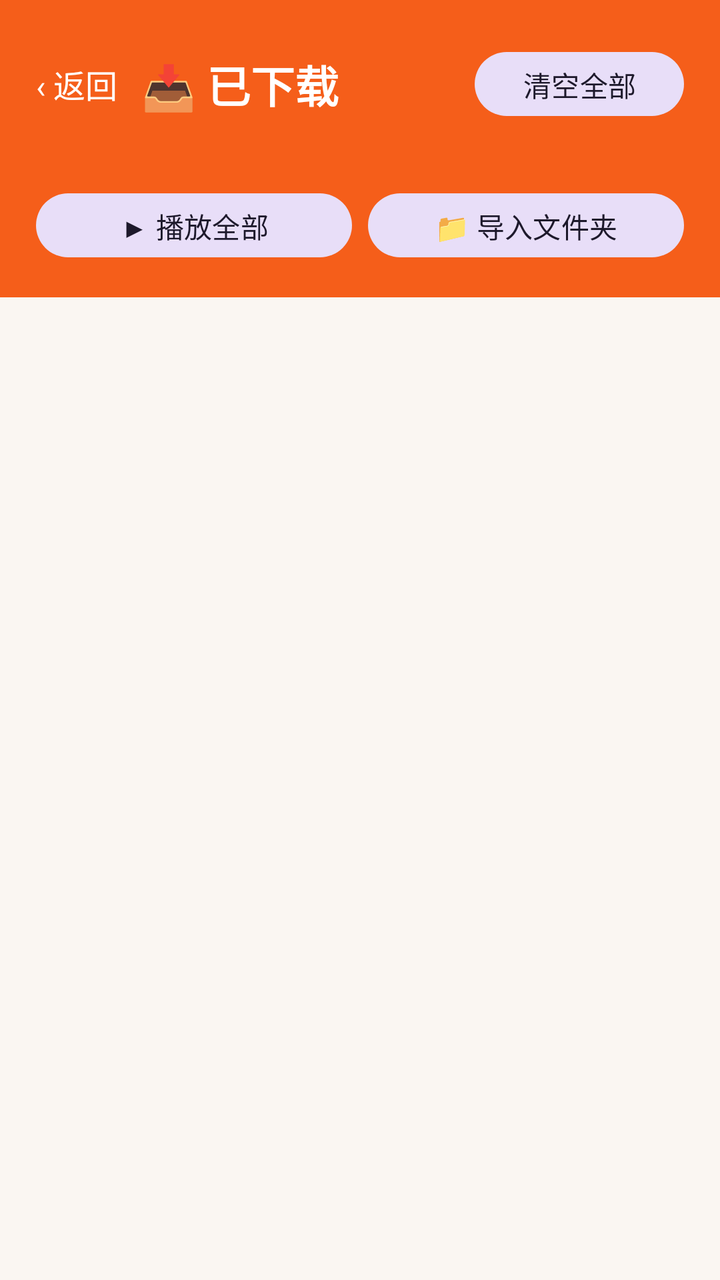
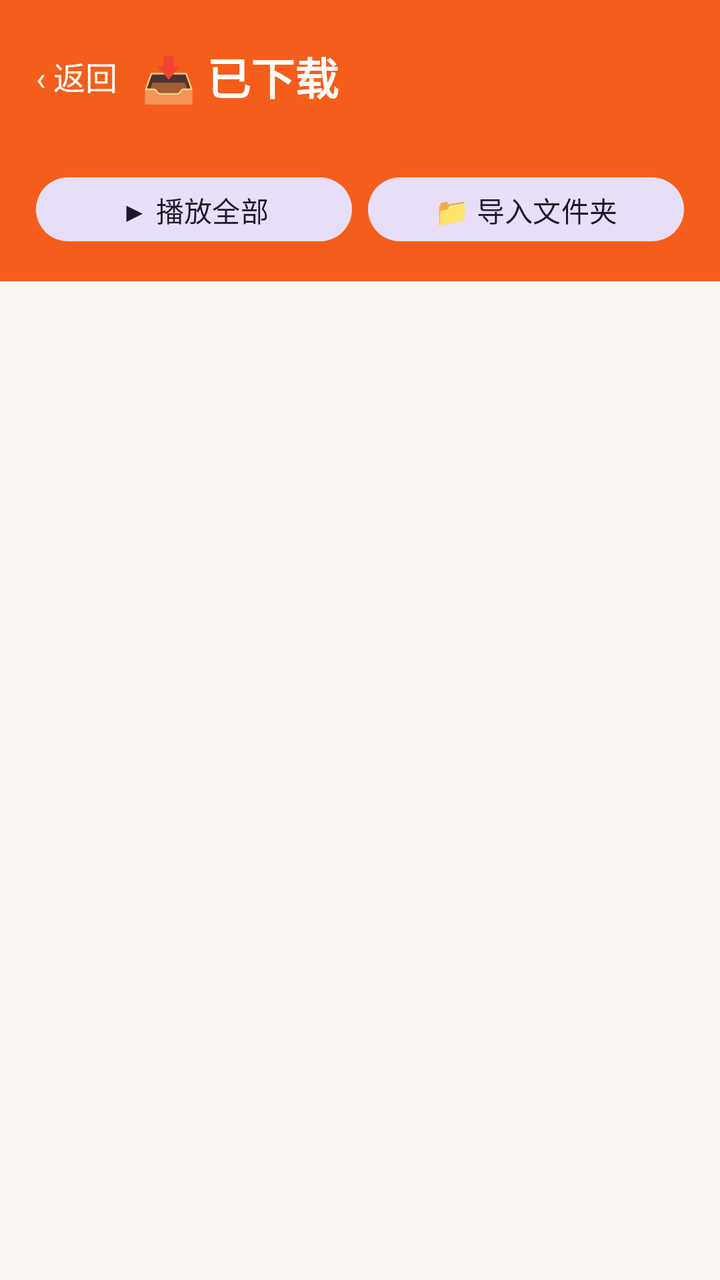

Two renders of the same Android screen: before a commit and after it. Below are the layout's source before the change and the commit's diff.
<!-- AndroidManifest.xml: application theme AppTheme -->
<!-- res/layout/activity_downloaded.xml -->
<?xml version="1.0" encoding="utf-8"?>
<LinearLayout xmlns:android="http://schemas.android.com/apk/res/android"
    xmlns:app="http://schemas.android.com/apk/res-auto"
    android:layout_width="match_parent"
    android:layout_height="match_parent"
    android:orientation="vertical">

    
    <LinearLayout
        android:layout_width="match_parent"
        android:layout_height="wrap_content"
        android:orientation="vertical"
        android:background="@color/primary"
        android:paddingStart="18dp"
        android:paddingEnd="18dp"
        android:paddingTop="22dp"
        android:paddingBottom="16dp">
        <LinearLayout
            android:layout_width="match_parent"
            android:layout_height="wrap_content"
            android:orientation="horizontal"
            android:gravity="center_vertical">
            <TextView
                android:id="@+id/backBtn"
                android:layout_width="wrap_content"
                android:layout_height="wrap_content"
                android:text="‹ 返回"
                android:textSize="16sp"
                android:textColor="@color/on_primary"
                android:paddingEnd="12dp"/>
            <TextView
                android:layout_width="0dp"
                android:layout_height="wrap_content"
                android:layout_weight="1"
                android:text="📥 已下载"
                android:textSize="22sp"
                android:textStyle="bold"
                android:textColor="@color/on_primary"/>
            <com.google.android.material.button.MaterialButton
                android:id="@+id/clearAllBtn"
                style="@style/Widget.Material3.Button.TonalButton"
                android:layout_width="wrap_content"
                android:layout_height="40dp"
                android:text="清空全部"/>
        </LinearLayout>
        <TextView
            android:id="@+id/totalText"
            android:layout_width="wrap_content"
            android:layout_height="wrap_content"
            android:text=""
            android:textSize="13sp"
            android:textColor="@color/on_primary"
            android:alpha="0.85"
            android:paddingTop="3dp"/>
        <LinearLayout
            android:layout_width="match_parent"
            android:layout_height="wrap_content"
            android:orientation="horizontal"
            android:layout_marginTop="10dp">
            <com.google.android.material.button.MaterialButton
                android:id="@+id/playAllBtn"
                style="@style/Widget.Material3.Button.TonalButton"
                android:layout_width="0dp"
                android:layout_height="40dp"
                android:layout_weight="1"
                android:text="▶ 播放全部"/>
            <com.google.android.material.button.MaterialButton
                android:id="@+id/importBtn"
                style="@style/Widget.Material3.Button.TonalButton"
                android:layout_width="0dp"
                android:layout_height="40dp"
                android:layout_weight="1"
                android:layout_marginStart="8dp"
                android:text="📁 导入文件夹"/>
        </LinearLayout>
    </LinearLayout>

    
    <androidx.recyclerview.widget.RecyclerView
        android:id="@+id/downloadedList"
        android:layout_width="match_parent"
        android:layout_height="0dp"
        android:layout_weight="1"
        android:padding="12dp"
        android:clipToPadding="false"/>

    <TextView
        android:id="@+id/emptyText"
        android:layout_width="match_parent"
        android:layout_height="0dp"
        android:layout_weight="1"
        android:gravity="center"
        android:text="还没有下载的歌曲\n在搜索结果里点 ⬇ 离线保存，或点「📁 导入文件夹」把手机里已有的音乐加进来"
        android:textSize="15sp"
        android:textColor="?attr/colorOnSurfaceVariant"
        android:visibility="gone"/>
</LinearLayout>
<!-- resources referenced by this layout -->
<resources>
  <color name="on_primary">#FFFFFF</color>
  <color name="primary">#F55E1A</color>
  <style name="AppTheme" parent="Theme.Material3.DayNight.NoActionBar">
          <item name="colorPrimary">@color/primary</item>
          <item name="colorPrimaryDark">@color/primary_dark</item>
          <item name="colorAccent">@color/primary</item>
          <item name="android:colorBackground">@color/background</item>
          <item name="colorSurface">@color/surface</item>
          <item name="colorOnSurface">@color/on_surface</item>
          <item name="colorOnSurfaceVariant">@color/on_surface_variant</item>
          <item name="android:windowLightStatusBar">true</item>
          <item name="android:statusBarColor">@color/background</item>
          <item name="android:navigationBarColor">@color/background</item>
          <item name="android:fontFamily">sans-serif</item>
      </style>
  <color name="primary_dark">#C93A0D</color>
  <color name="background">#FAF6F2</color>
  <color name="surface">#FFFFFF</color>
  <color name="on_surface">#241A14</color>
  <color name="on_surface_variant">#7A6A60</color>
</resources>

<!-- the commit's change to res/layout/activity_downloaded.xml (unified diff, before → after) -->
@@ -36,12 +36,7 @@
                 android:textSize="22sp"
                 android:textStyle="bold"
                 android:textColor="@color/on_primary"/>
-            <com.google.android.material.button.MaterialButton
-                android:id="@+id/clearAllBtn"
-                style="@style/Widget.Material3.Button.TonalButton"
-                android:layout_width="wrap_content"
-                android:layout_height="40dp"
-                android:text="清空全部"/>
+            
         </LinearLayout>
         <TextView
             android:id="@+id/totalText"
